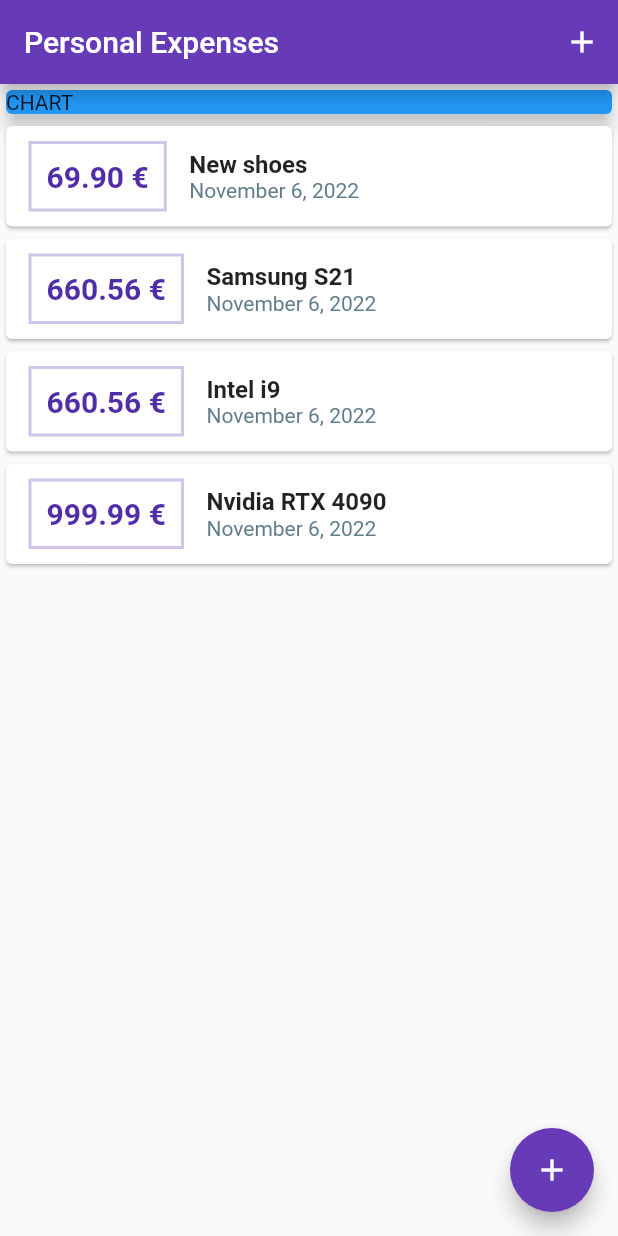
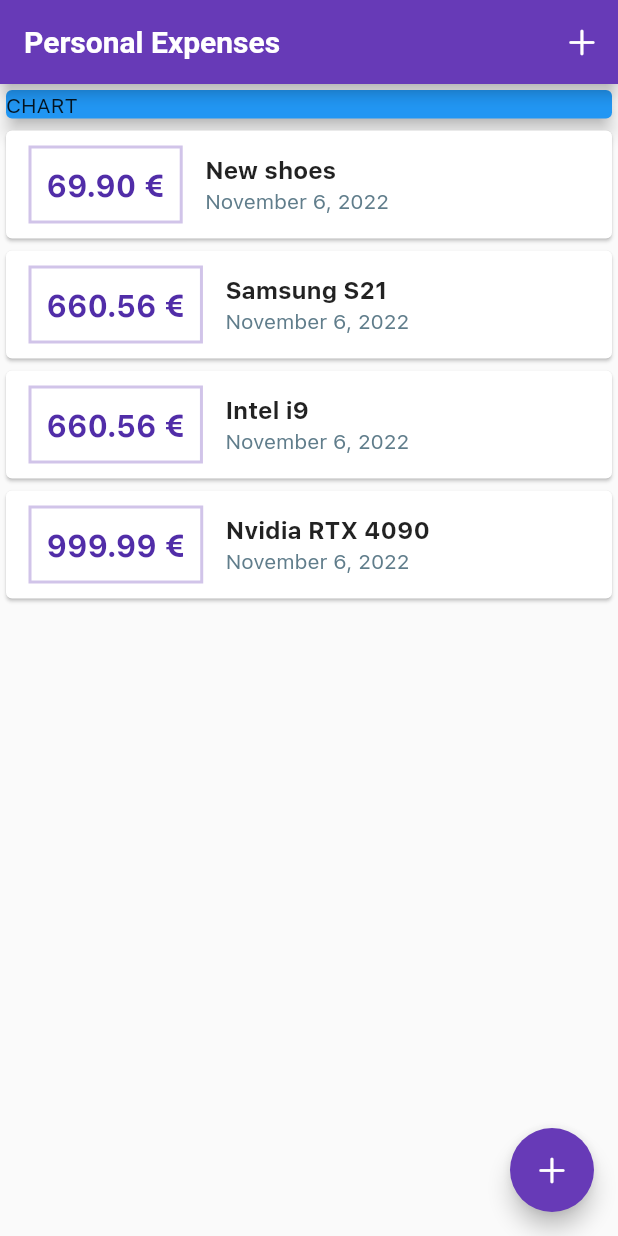
Before and after one commit to r0pe-12/personal_exspenses_app_old, a Flutter app: the screen it shows after launch, on a phone screen of 412 x 824 dp. Run offline on Flutter 3.47's test engine with Material 2 defaults, Android fonts, the phone set to English and light mode, and no system bars.

Commit message:
imported new fonts

```diff
--- a/lib/main.dart
+++ b/lib/main.dart
@@ -1,5 +1,6 @@
 // ignore_for_file: prefer_const_constructors
 
+import 'package:flutter/cupertino.dart';
 import 'package:flutter/material.dart';
 
 import 'models/transaction.dart';
@@ -20,6 +21,10 @@ class MyApp extends StatelessWidget {
       title: 'Personal Expenses',
       theme: ThemeData(
         primarySwatch: Colors.deepPurple,
+        fontFamily: 'SFPro',
+        appBarTheme: AppBarTheme(
+            titleTextStyle:
+                TextStyle(fontSize: 20, fontWeight: FontWeight.bold)),
       ),
       home: const MyHomePage(),
     );
@@ -110,7 +115,7 @@ class _MyHomePageState extends State<MyHomePage> {
             onPressed: () {
               showModal(context);
             },
-            icon: const Icon(Icons.add),
+            icon: const Icon(CupertinoIcons.add),
           )
         ],
       ),
@@ -134,7 +139,7 @@ class _MyHomePageState extends State<MyHomePage> {
         onPressed: () {
           showModal(context);
         },
-        child: const Icon(Icons.add),
+        child: const Icon(CupertinoIcons.add),
       ),
     );
   }
--- a/lib/widgets/transaction_list.dart
+++ b/lib/widgets/transaction_list.dart
@@ -10,7 +10,7 @@ class TransactionList extends StatelessWidget {
   @override
   Widget build(BuildContext context) {
     return SizedBox(
-      height: 300,
+      height: 320,
       child: ListView.builder(
         itemBuilder: (context, index) {
           return Card(
```
Also changed, not shown: pubspec.yaml (+18 -15 lines), assets/fonts/OpenSans-Bold.ttf (added), assets/fonts/OpenSans-Regular.ttf (added), assets/fonts/Quicksand-Bold.ttf (added), assets/fonts/Quicksand-Light.ttf (added), assets/fonts/Quicksand-Medium.ttf (added), assets/fonts/Quicksand-Regular.ttf (added), assets/fonts/sf-pro-text-bold.ttf (added), assets/fonts/sf-pro-text-regular.ttf (added).
